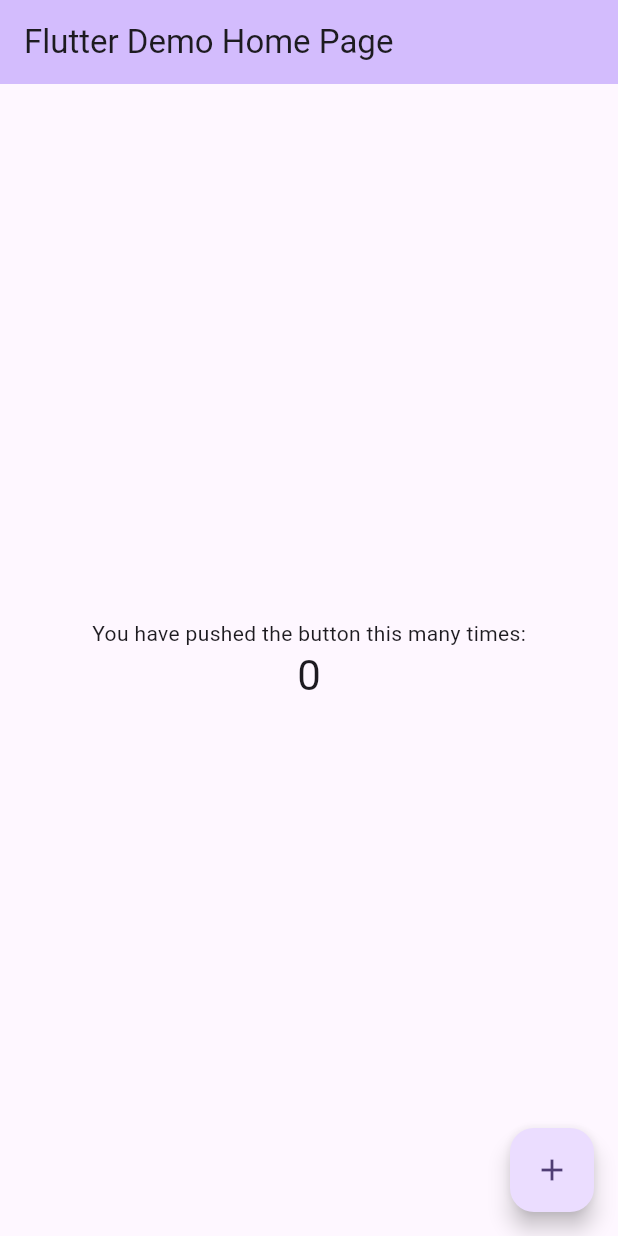
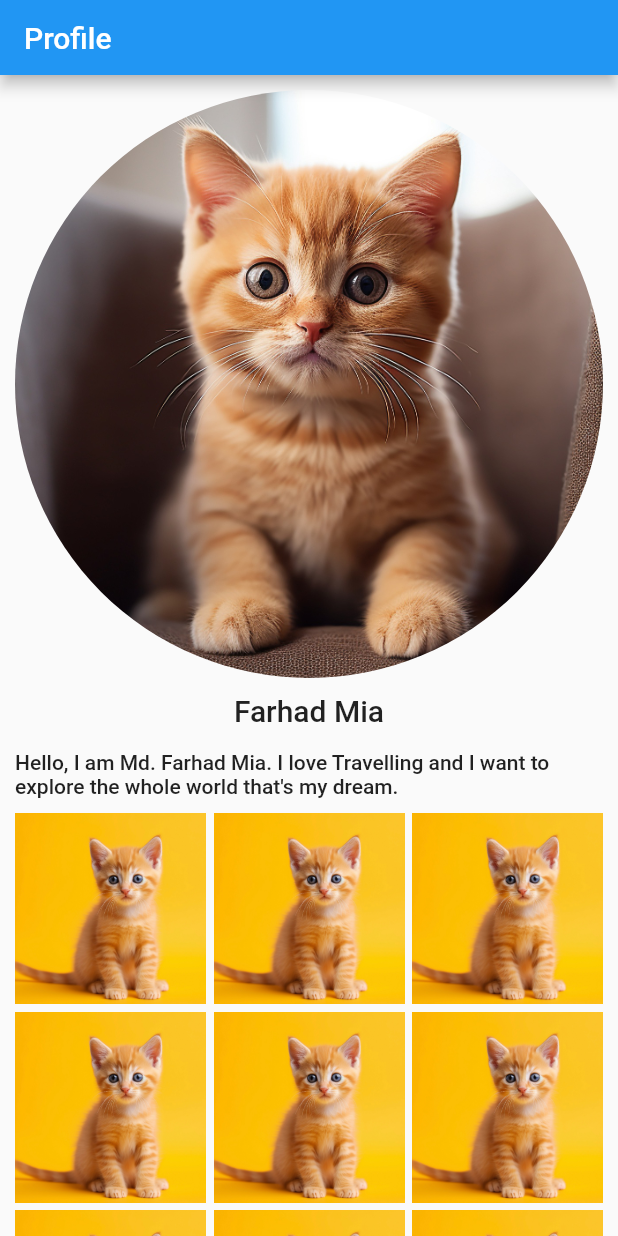
Before and after one commit to farhadcse7/flutter_apps, a Flutter app: the screen it shows after launch, on a phone screen of 412 x 824 dp. Run offline on Flutter 3.47's test engine with Material 2 defaults, Android fonts, the phone set to English and light mode, and no system bars.

Commit message:
assignment updated

```diff
--- a/lib/main.dart
+++ b/lib/main.dart
@@ -7,119 +7,135 @@ void main() {
 class MyApp extends StatelessWidget {
   const MyApp({super.key});
 
-  // This widget is the root of your application.
   @override
   Widget build(BuildContext context) {
-    return MaterialApp(
-      title: 'Flutter Demo',
-      theme: ThemeData(
-        // This is the theme of your application.
-        //
-        // TRY THIS: Try running your application with "flutter run". You'll see
-        // the application has a blue toolbar. Then, without quitting the app,
-        // try changing the seedColor in the colorScheme below to Colors.green
-        // and then invoke "hot reload" (save your changes or press the "hot
-        // reload" button in a Flutter-supported IDE, or press "r" if you used
-        // the command line to start the app).
-        //
-        // Notice that the counter didn't reset back to zero; the application
-        // state is not lost during the reload. To reset the state, use hot
-        // restart instead.
-        //
-        // This works for code too, not just values: Most code changes can be
-        // tested with just a hot reload.
-        colorScheme: ColorScheme.fromSeed(seedColor: Colors.deepPurple),
-        useMaterial3: true,
-      ),
-      home: const MyHomePage(title: 'Flutter Demo Home Page'),
+    return const MaterialApp(
+      debugShowCheckedModeBanner: true,
+      title: 'Profile App',
+      home: ProfileScreen(),
     );
   }
 }
 
-class MyHomePage extends StatefulWidget {
-  const MyHomePage({super.key, required this.title});
-
-  // This widget is the home page of your application. It is stateful, meaning
-  // that it has a State object (defined below) that contains fields that affect
-  // how it looks.
-
-  // This class is the configuration for the state. It holds the values (in this
-  // case the title) provided by the parent (in this case the App widget) and
-  // used by the build method of the State. Fields in a Widget subclass are
-  // always marked "final".
-
-  final String title;
-
-  @override
-  State<MyHomePage> createState() => _MyHomePageState();
-}
-
-class _MyHomePageState extends State<MyHomePage> {
-  int _counter = 0;
-
-  void _incrementCounter() {
-    setState(() {
-      // This call to setState tells the Flutter framework that something has
-      // changed in this State, which causes it to rerun the build method below
-      // so that the display can reflect the updated values. If we changed
-      // _counter without calling setState(), then the build method would not be
-      // called again, and so nothing would appear to happen.
-      _counter++;
-    });
-  }
+class ProfileScreen extends StatelessWidget {
+  const ProfileScreen({super.key});
 
   @override
   Widget build(BuildContext context) {
-    // This method is rerun every time setState is called, for instance as done
-    // by the _incrementCounter method above.
-    //
-    // The Flutter framework has been optimized to make rerunning build methods
-    // fast, so that you can just rebuild anything that needs updating rather
-    // than having to individually change instances of widgets.
-    return Scaffold(
-      appBar: AppBar(
-        // TRY THIS: Try changing the color here to a specific color (to
-        // Colors.amber, perhaps?) and trigger a hot reload to see the AppBar
-        // change color while the other colors stay the same.
-        backgroundColor: Theme.of(context).colorScheme.inversePrimary,
-        // Here we take the value from the MyHomePage object that was created by
-        // the App.build method, and use it to set our appbar title.
-        title: Text(widget.title),
-      ),
-      body: Center(
-        // Center is a layout widget. It takes a single child and positions it
-        // in the middle of the parent.
-        child: Column(
-          // Column is also a layout widget. It takes a list of children and
-          // arranges them vertically. By default, it sizes itself to fit its
-          // children horizontally, and tries to be as tall as its parent.
-          //
-          // Column has various properties to control how it sizes itself and
-          // how it positions its children. Here we use mainAxisAlignment to
-          // center the children vertically; the main axis here is the vertical
-          // axis because Columns are vertical (the cross axis would be
-          // horizontal).
-          //
-          // TRY THIS: Invoke "debug painting" (choose the "Toggle Debug Paint"
-          // action in the IDE, or press "p" in the console), to see the
-          // wireframe for each widget.
-          mainAxisAlignment: MainAxisAlignment.center,
-          children: <Widget>[
-            const Text(
-              'You have pushed the button this many times:',
+    return OrientationBuilder(
+      builder: (context, orientation) {
+        if (orientation == Orientation.portrait) {
+          // Portrait Mode
+          return Scaffold(
+            appBar: buildAppBar(),
+            body: SingleChildScrollView(
+              child: Padding(
+                padding: const EdgeInsets.all(10),
+                child: Column(
+                  children: [
+                    buildProfilePicture(),
+                    const SizedBox(height: 10),
+                    Center(child: buildName(context)),
+                    const SizedBox(height: 15),
+                    buildDescription(context),
+                    const SizedBox(height: 10),
+                    buildImageGrid(),
+                  ],
+                ),
+              ),
             ),
-            Text(
-              '$_counter',
-              style: Theme.of(context).textTheme.headlineMedium,
+          );
+        } else {
+          // Landscape Mode
+          return Scaffold(
+            appBar: buildAppBar(),
+            body: Row(
+              children: [
+                Padding(
+                  padding: const EdgeInsets.all(10),
+                  child: buildProfilePicture(),
+                ),
+                Expanded(
+                  child: SingleChildScrollView(
+                    child: Column(
+                      crossAxisAlignment: CrossAxisAlignment.start,
+                      children: [
+                        const SizedBox(height: 10),
+                        buildName(context),
+                        const SizedBox(height: 15),
+                        buildDescription(context),
+                        const SizedBox(height: 10),
+                        buildImageGrid(),
+                      ],
+                    ),
+                  ),
+                ),
+                const SizedBox(width: 10),
+              ],
             ),
-          ],
-        ),
-      ),
-      floatingActionButton: FloatingActionButton(
-        onPressed: _incrementCounter,
-        tooltip: 'Increment',
-        child: const Icon(Icons.add),
-      ), // This trailing comma makes auto-formatting nicer for build methods.
+          );
+        }
+      },
     );
   }
 }
+
+//class started
+
+
+const String myName = "Farhad Mia";
+const String myDescription =
+    "Hello, I am Md. Farhad Mia. I love Travelling and I want to explore the whole world that's my dream.";
+
+AppBar buildAppBar() {
+  return AppBar(
+    title: const Text("Profile"),
+    toolbarHeight: 50,
+  );
+}
+
+GridView buildImageGrid() {
+  return GridView.builder(
+    shrinkWrap: true,
+    itemCount: 9,
+    physics: const NeverScrollableScrollPhysics(),
+    gridDelegate: const SliverGridDelegateWithFixedCrossAxisCount(
+      crossAxisCount: 3,
+      mainAxisSpacing: 5,
+      crossAxisSpacing: 5,
+    ),
+    itemBuilder: (context, index) => Image.asset(
+      "images/imageB.jpg",
+      fit: BoxFit.cover,
+    ),
+  );
+}
+
+AspectRatio buildProfilePicture() {
+  return AspectRatio(
+    aspectRatio: 1,
+    child: Container(
+      decoration: const BoxDecoration(
+        shape: BoxShape.circle,
+        image: DecorationImage(
+          fit: BoxFit.cover,
+          image: AssetImage("images/imageA.jpg"),
+        ),
+      ),
+    ),
+  );
+}
+
+Text buildName(BuildContext context) {
+  return Text(
+    myName,
+    style: Theme.of(context).textTheme.titleLarge,
+  );
+}
+
+Text buildDescription(BuildContext context) {
+  return Text(
+    myDescription,
+    style: Theme.of(context).textTheme.bodyLarge,
+  );
+}
```
Also changed, not shown: images/imageA.jpg (added), images/imageB.jpg (added).
